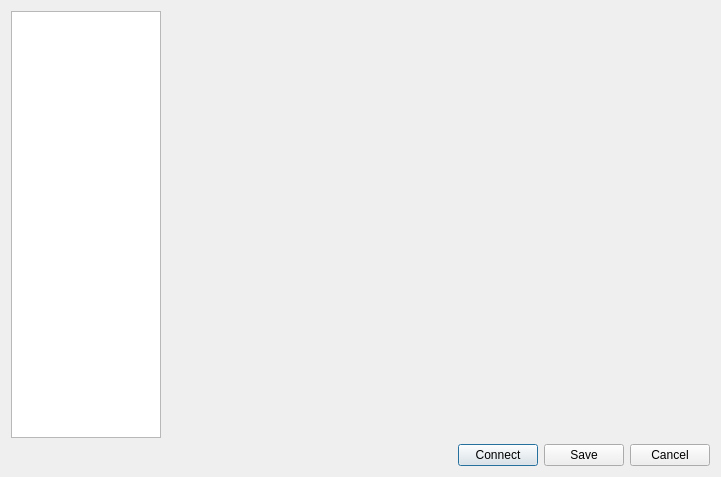
Above: woterm/qwosessionproperty.ui from hongnod/woterm before the change. Below: the same form after it.
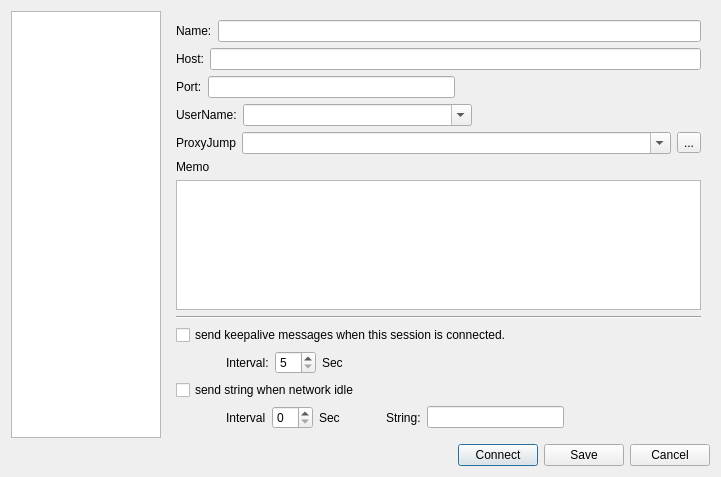
That is the form after the change. The open tabs and pages were chosen to show the change.

Diff of the .ui file:
```diff
--- a/woterm/qwosessionproperty.ui
+++ b/woterm/qwosessionproperty.ui
@@ -484,7 +484,6 @@
            </item>
           </layout>
          </widget>
-         <widget class="QWidget" name="unused"/>
          <widget class="QWidget" name="Endpoint"/>
          <widget class="QWidget" name="keyboard"/>
          <widget class="QWidget" name="vtMode"/>
```
